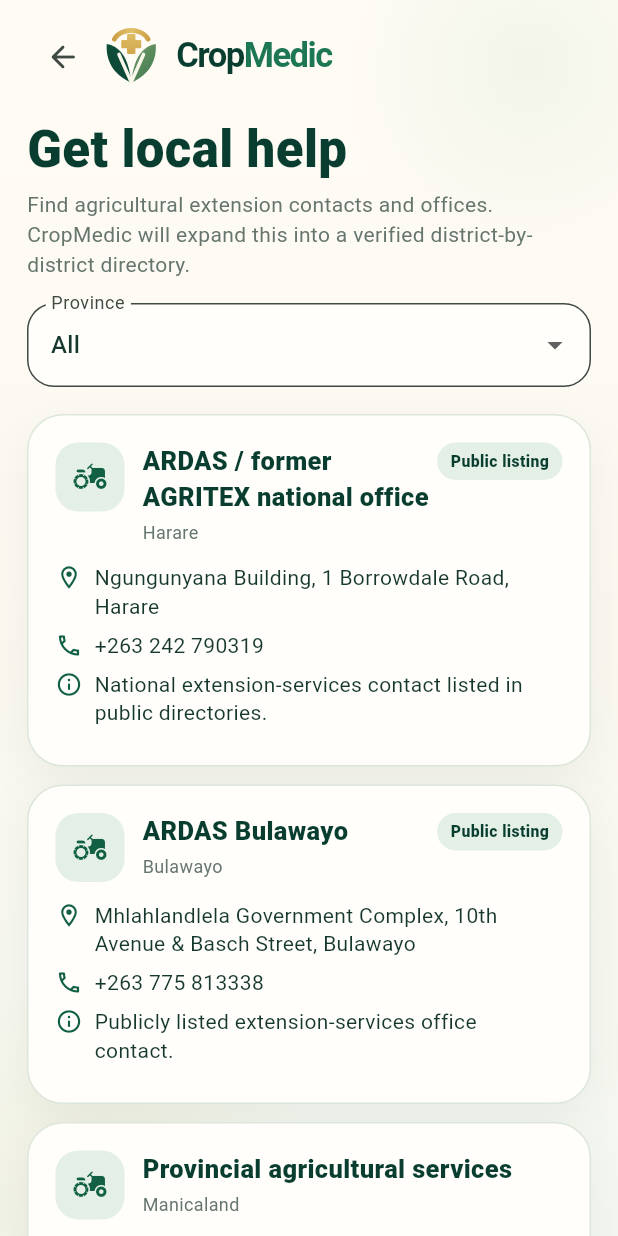
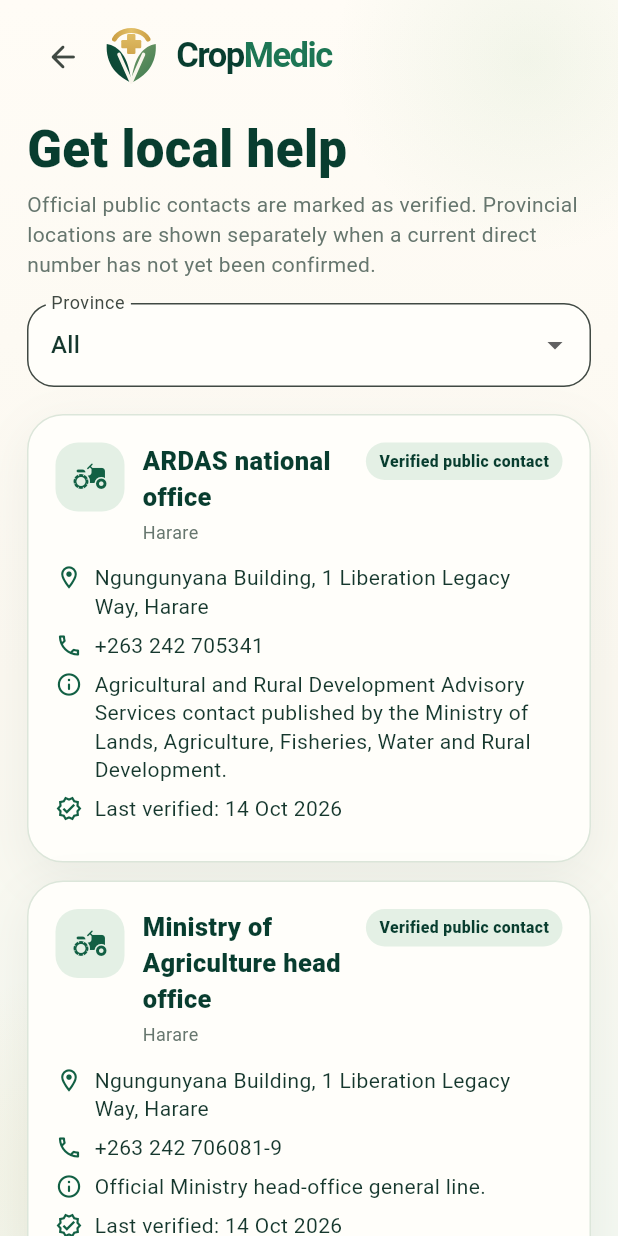
Before and after one commit to macdonaldchigutiro/CropMedic, a Flutter app: the ExtensionHelpScreen screen opened directly with empty values, on a phone screen of 412 x 824 dp. Run offline on Flutter 3.47's test engine with Material 3 defaults, Android fonts, the light colour scheme and no system bars; our stand-ins replace image_picker, pdf, shared_preferences; missing offline and left inert: dart:html; accounts and stored records are empty; network calls fail; Roboto replaces fonts that are missing (Georgia).

Commit message:
Refresh official Zimbabwe agricultural help contacts

```diff
--- a/crop_medic/lib/extension_help_screen.dart
+++ b/crop_medic/lib/extension_help_screen.dart
@@ -61,16 +61,16 @@
                   const SizedBox(height: 8),
                   Text(
                     _ui(
-                      'Find agricultural extension contacts and offices. CropMedic will expand this into a verified district-by-district directory.',
-                      'Tsvaga mahofisi nevanoona nezvekurima. CropMedic ichawedzera runyorwa urwu kusvika kumatunhu nemadistrict.',
-                      'Thola amahofisi labaluleki bezolimo. CropMedic izakhulisa lolu hlu kuze kube yizigaba lezindawo.',
-                      'Jana maofesi abasikulima. CropMedic ilakonzya kuyungizya busena boonse mubusena.',
+                      'Official public contacts are marked as verified. Provincial locations are shown separately when a current direct number has not yet been confirmed.',
+                      'Macontact eruzhinji akasimbiswa anoiswa chiratidzo. Nzvimbo dzemapurovhinzi dzinoratidzwa zvakasiyana kana nhamba yazvino isati yasimbiswa.',
+                      'Ama-contact kahulumende aqinisekisiweyo amakwe. Izindawo zezigaba zikhonjiswa ngokwehlukana nxa inombolo yamanje ingakaqinisekiswa.',
+                      'Macontact a boma asinizidwe alatondezyegwa. Busena bwamacisi bulatondezyegwa naa namba tayilasinizyigwa.',
                     ),
                     style: const TextStyle(color: Palette.textDim, height: 1.4),
                   ),
                   const SizedBox(height: 16),
                   DropdownButtonFormField<String>(
-                    value: _province,
+                    initialValue: _province,
                     decoration: InputDecoration(
                       labelText: _ui('Province', 'Dunhu', 'Isabelo', 'Cisi'),
                       filled: true,
@@ -118,7 +118,7 @@
                                     Container(
                                       padding: const EdgeInsets.symmetric(horizontal: 9, vertical: 5),
                                       decoration: BoxDecoration(color: Palette.primarySoft, borderRadius: BorderRadius.circular(99)),
-                                      child: const Text('Public listing', style: TextStyle(fontSize: 10.5, fontWeight: FontWeight.w800, color: Palette.primaryDark)),
+                                      child: const Text('Verified public contact', style: TextStyle(fontSize: 10.5, fontWeight: FontWeight.w800, color: Palette.primaryDark)),
                                     ),
                                 ],
                               ),
@@ -126,6 +126,7 @@
                               _line(Icons.location_on_outlined, o.address),
                               if (o.phone != null) _line(Icons.phone_outlined, o.phone!),
                               if (o.note != null) _line(Icons.info_outline_rounded, o.note!),
+                              if (o.lastVerified != null) _line(Icons.verified_outlined, 'Last verified: ${o.lastVerified}'),
                             ],
                           ),
                         ),
@@ -136,15 +137,23 @@
                     child: Column(
                       crossAxisAlignment: CrossAxisAlignment.start,
                       children: [
-                        const Text('Directory quality matters', style: TextStyle(fontSize: 18, fontWeight: FontWeight.w900, color: Palette.primaryDark)),
+                        Text(
+                          _ui('Directory quality matters', 'Hunhu hwerunyorwa hwakakosha', 'Ikhwalithi yohlu ibalulekile', 'Bululami bwaluzibo bulakankamana'),
+                          style: const TextStyle(fontSize: 18, fontWeight: FontWeight.w900, color: Palette.primaryDark),
+                        ),
                         const SizedBox(height: 7),
-                        const Text(
-                          'We will only publish phone numbers after they are checked against a current public source. Office contacts change, so CropMedic should show a “last verified” date before launch.',
-                          style: TextStyle(height: 1.4),
+                        Text(
+                          _ui(
+                            'CropMedic should never invent an extension-office number. Contacts can change, so verified entries carry a check date and unverified provincial entries do not show a phone number.',
+                            'CropMedic haifaniri kugadzira nhamba yehofisi isiri yechokwadi. Macontact anochinja, saka akasimbiswa ane zuva rekutarisa uye asina kusimbiswa haana nhamba.',
+                            'CropMedic akumelanga iqambe inombolo yehofisi. Ama-contact ayatshintsha, ngakho aqinisekisiweyo alosuku lokuhlolwa kuthi angakaqinisekiswa awanombolo.',
+                            'CropMedic tayelede kulenga namba yaboola. Macontact alacinja, nkabela asinizidwe alatondezya buzuba bwakusinizya alimwi atasinizyidwe takwe namba.',
+                          ),
+                          style: const TextStyle(height: 1.4),
                         ),
                         const SizedBox(height: 10),
                         Text(
-                          _ui('Next: district and ward extension contacts across Zimbabwe.', 'Zvinotevera: macontact emadistrict nema ward.', 'Okulandelayo: ama-contact ezigaba lama ward.', 'Cilalako: macontact amadistrict amaward.'),
+                          _ui('Next: verified district and ward extension contacts across Zimbabwe.', 'Zvinotevera: macontact akasimbiswa emadistrict nema ward.', 'Okulandelayo: ama-contact aqinisekisiweyo ezigaba lama ward.', 'Cilalako: macontact asinizidwe amadistrict amaward.'),
                           style: const TextStyle(fontWeight: FontWeight.w800),
                         ),
                       ],
@@ -181,6 +190,7 @@
   final String? phone;
   final String? note;
   final bool verified;
+  final String? lastVerified;
 
   const ExtensionOffice({
     required this.province,
@@ -189,6 +199,7 @@
     this.phone,
     this.note,
     this.verified = false,
+    this.lastVerified,
   });
 }
 
@@ -208,19 +219,36 @@
 const extensionDirectory = <ExtensionOffice>[
   ExtensionOffice(
     province: 'Harare',
-    name: 'ARDAS / former AGRITEX national office',
-    address: 'Ngungunyana Building, 1 Borrowdale Road, Harare',
-    phone: '+263 242 790319',
-    note: 'National extension-services contact listed in public directories.',
+    name: 'ARDAS national office',
+    address: 'Ngungunyana Building, 1 Liberation Legacy Way, Harare',
+    phone: '+263 242 705341',
+    note: 'Agricultural and Rural Development Advisory Services contact published by the Ministry of Lands, Agriculture, Fisheries, Water and Rural Development.',
     verified: true,
+    lastVerified: '14 Oct 2026',
+  ),
+  ExtensionOffice(
+    province: 'Harare',
+    name: 'Ministry of Agriculture head office',
+    address: 'Ngungunyana Building, 1 Liberation Legacy Way, Harare',
+    phone: '+263 242 706081-9',
+    note: 'Official Ministry head-office general line.',
+    verified: true,
+    lastVerified: '14 Oct 2026',
+  ),
+  ExtensionOffice(
+    province: 'Harare',
+    name: 'Plant Protection Institute',
+    address: 'Agricultural Research Centre, 5th Street Extension, Harare',
+    phone: '+263 712 724701',
+    note: 'Public contact listed in the Ministry 2025 client charter for plant-protection support.',
+    verified: true,
+    lastVerified: '14 Oct 2026',
   ),
   ExtensionOffice(
     province: 'Bulawayo',
-    name: 'ARDAS Bulawayo',
-    address: 'Mhlahlandlela Government Complex, 10th Avenue & Basch Street, Bulawayo',
-    phone: '+263 775 813338',
-    note: 'Publicly listed extension-services office contact.',
-    verified: true,
+    name: 'Provincial agricultural services',
+    address: 'Mhlahlandlela Government Complex, Bulawayo',
+    note: 'Provincial office location retained; a current direct extension-office number still needs verification from an official source.',
   ),
   ExtensionOffice(
     province: 'Manicaland',
```
